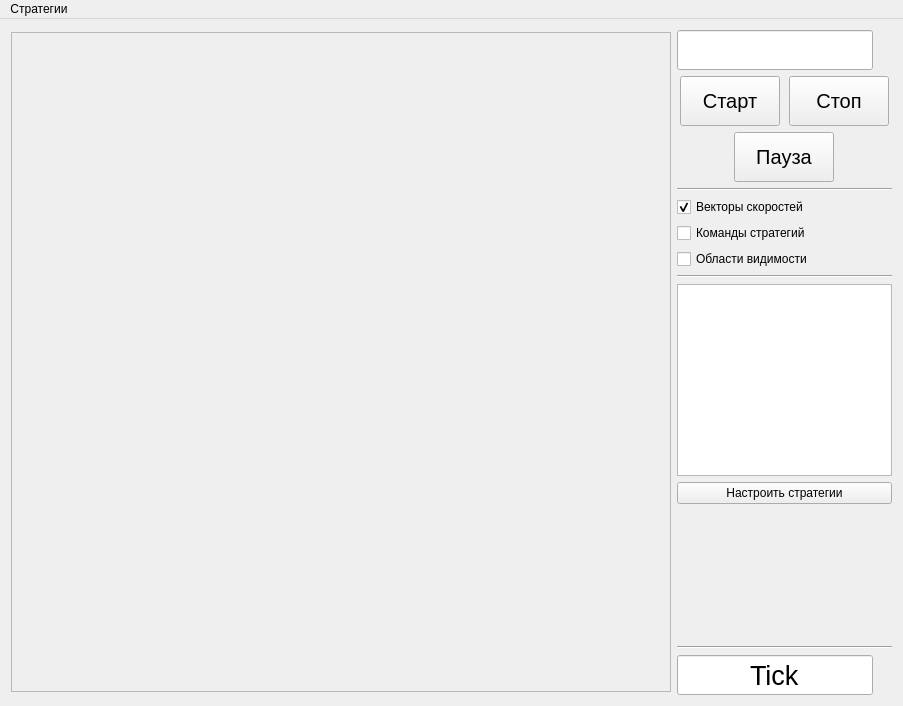
The window that agario/local_runner/local_runner/mainwindow.ui (MailRuChamps/miniaicups) describes before a commit, drawn with Qt 5.
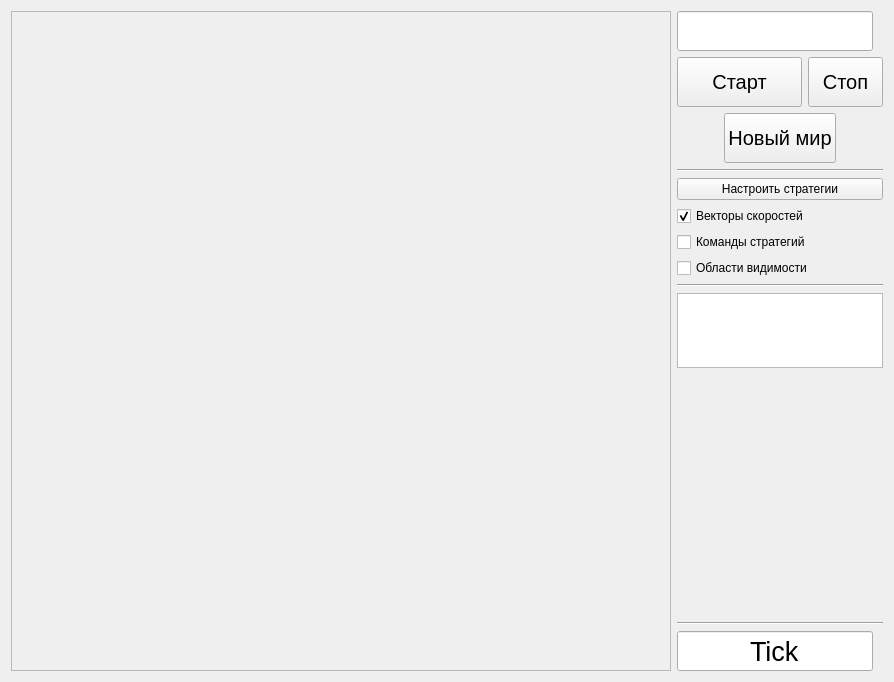
The same window after the commit.

Commit message: объединение кнопки старт и пауза

What changed in the file:
```diff
--- a/agario/local_runner/local_runner/mainwindow.ui
+++ b/agario/local_runner/local_runner/mainwindow.ui
@@ -6,16 +6,16 @@
    <rect>
     <x>0</x>
     <y>0</y>
-    <width>903</width>
-    <height>706</height>
+    <width>894</width>
+    <height>678</height>
    </rect>
   </property>
   <property name="windowTitle">
    <string>MainWindow</string>
   </property>
   <widget class="QWidget" name="centralWidget">
-   <layout class="QHBoxLayout" name="horizontalLayout_3">
-    <item>
+   <layout class="QFormLayout" name="formLayout">
+    <item row="0" column="0">
      <widget class="QFrame" name="viewport">
       <property name="sizePolicy">
        <sizepolicy hsizetype="Fixed" vsizetype="Fixed">
@@ -43,7 +43,7 @@
       </property>
      </widget>
     </item>
-    <item>
+    <item row="0" column="1">
      <layout class="QVBoxLayout" name="verticalLayout">
       <item>
        <widget class="QLineEdit" name="txt_seed">
@@ -90,7 +90,7 @@
           </property>
           <property name="minimumSize">
            <size>
-            <width>100</width>
+            <width>125</width>
             <height>50</height>
            </size>
           </property>
@@ -114,7 +114,7 @@
           </property>
           <property name="minimumSize">
            <size>
-            <width>100</width>
+            <width>50</width>
             <height>50</height>
            </size>
           </property>
@@ -152,7 +152,7 @@
            </font>
           </property>
           <property name="text">
-           <string>Пауза</string>
+           <string>Новый мир</string>
           </property>
          </widget>
         </item>
@@ -165,6 +165,13 @@
         </property>
        </widget>
       </item>
+      <item>
+       <widget class="QPushButton" name="btn_strategies_settings">
+        <property name="text">
+         <string>Настроить стратегии</string>
+        </property>
+       </widget>
+      </item>
       <item>
        <widget class="QCheckBox" name="cbx_speed">
         <property name="text">
@@ -177,6 +184,9 @@
       </item>
       <item>
        <widget class="QCheckBox" name="cbx_forces">
+        <property name="enabled">
+         <bool>true</bool>
+        </property>
         <property name="text">
          <string>Команды стратегий</string>
         </property>
@@ -197,12 +207,12 @@
        </widget>
       </item>
       <item>
-       <widget class="QListWidget" name="leaders"/>
-      </item>
-      <item>
-       <widget class="QPushButton" name="btn_strategies_settings">
-        <property name="text">
-         <string>Настроить стратегии</string>
+       <widget class="QListWidget" name="leaders">
+        <property name="maximumSize">
+         <size>
+          <width>16777215</width>
+          <height>75</height>
+         </size>
         </property>
        </widget>
       </item>
@@ -266,28 +276,6 @@
     </item>
    </layout>
   </widget>
-  <widget class="QMenuBar" name="menuBar">
-   <property name="geometry">
-    <rect>
-     <x>0</x>
-     <y>0</y>
-     <width>903</width>
-     <height>22</height>
-    </rect>
-   </property>
-   <widget class="QMenu" name="menu_strategies">
-    <property name="title">
-     <string>Стратегии</string>
-    </property>
-    <addaction name="action_1"/>
-   </widget>
-   <addaction name="menu_strategies"/>
-  </widget>
-  <action name="action_1">
-   <property name="text">
-    <string>Настроить</string>
-   </property>
-  </action>
  </widget>
  <layoutdefault spacing="6" margin="11"/>
  <tabstops>
```
Left out of the diff: 8 changed lines with no effect on the pictures. The commit also changes 2 other files.
